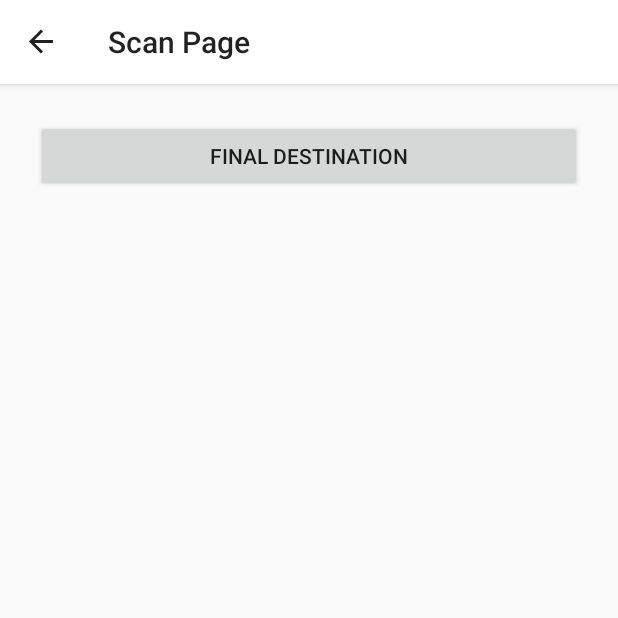
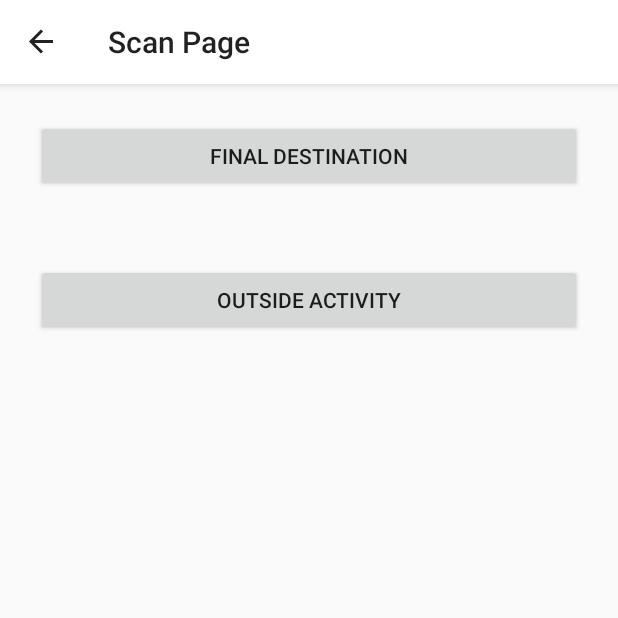
Before and after one commit to matheuskiser/ConnectedProducts, an Android app: the ScanFragment screen opened through its navigation route, on a phone screen of 412 x 824 dp, the top half of it. Run offline under Robolectric (Android 15) with nearby library versions, the phone set to English and light mode, and no system bars; our stand-ins replace navigation-ui.

Commit message:
Shows how to go from a fragment to a different activity

```diff
--- a/app/src/main/java/com/nike/iser/connectedproducts/ScanFragment.kt
+++ b/app/src/main/java/com/nike/iser/connectedproducts/ScanFragment.kt
@@ -24,5 +24,9 @@ class ScanFragment : Fragment() {
         navigateToFinalDestinationPageButton.setOnClickListener {
             view.findNavController().navigate(R.id.action_scanFragment_to_finalDestinationFragment)
         }
+
+        navigateToOutsideActivityButton.setOnClickListener {
+            view.findNavController().navigate(R.id.action_scanFragment_to_outsideActivity)
+        }
     }
 }
--- a/app/src/main/res/layout/activity_outside.xml
+++ b/app/src/main/res/layout/activity_outside.xml
@@ -6,4 +6,6 @@
     android:layout_height="match_parent"
     tools:context=".OutsideActivity">
 
+
+
 </android.support.constraint.ConstraintLayout>
--- a/app/src/main/res/layout/fragment_scan.xml
+++ b/app/src/main/res/layout/fragment_scan.xml
@@ -13,4 +13,11 @@
         android:layout_margin="24dp"
         android:text="Final Destination"/>
 
+    <Button
+        android:id="@+id/navigateToOutsideActivityButton"
+        android:layout_width="match_parent"
+        android:layout_height="wrap_content"
+        android:layout_margin="24dp"
+        android:text="Outside Activity"/>
+
 </LinearLayout>
--- a/app/src/main/res/navigation/nav_graph.xml
+++ b/app/src/main/res/navigation/nav_graph.xml
@@ -25,6 +25,11 @@
             app:destination="@id/finalDestinationFragment"
             app:popUpTo="@id/scanFragment"
             app:popUpToInclusive="true"/>
+        <action
+            android:id="@+id/action_scanFragment_to_outsideActivity"
+            app:destination="@id/outsideActivity"
+            app:popUpTo="@id/scanFragment"
+            app:popUpToInclusive="true"/>
     </fragment>
 
     <fragment
@@ -32,9 +37,12 @@
         android:name="com.nike.iser.connectedproducts.FinalDestinationFragment"
         android:label="Final Destination Page"
         tools:layout="@layout/fragment_final_destination">
-        <action
-            android:id="@+id/action_finalDestinationFragment_to_connectPageFragment"
-            app:destination="@id/connectPageFragment" />
     </fragment>
 
+    <activity
+        android:id="@+id/outsideActivity"
+        android:name="com.nike.iser.connectedproducts.OutsideActivity"
+        android:label="activity_outside"
+        tools:layout="@layout/activity_outside" />
+
 </navigation>
--- a/app/src/main/res/values/strings.xml
+++ b/app/src/main/res/values/strings.xml
@@ -3,4 +3,5 @@
 
     <!-- TODO: Remove or change this placeholder text -->
     <string name="hello_blank_fragment">Hello blank fragment</string>
+    <string name="outside_activity">Outside Activity</string>
 </resources>
```
Also changed, not shown: app/src/main/AndroidManifest.xml (+9 -1 lines).
